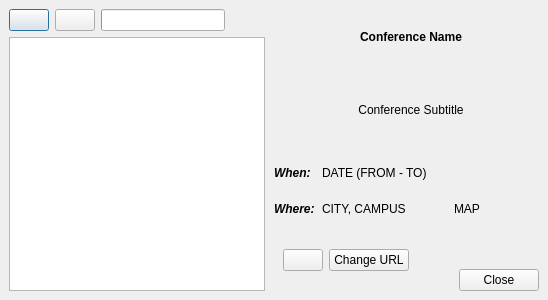
Above: src/gui/conferenceeditor.ui from edulix/confclerk before the change. Below: the same form after it.
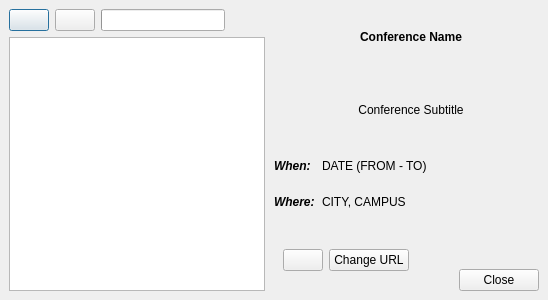
That is the form after the change. Icons and pictures are not drawn.

Commit message: Removed the ability to show "pictures" (maps) of rooms and maps of conferences. The XML file does not contain picture/map/image information of conferences or rooms. We left the room.picture definition in the database SQL because there is no "drop column" in sqlite.

Patch:
```diff
--- a/src/gui/conferenceeditor.ui
+++ b/src/gui/conferenceeditor.ui
@@ -216,20 +216,6 @@
              </widget>
             </item>
             <item row="1" column="3">
-             <widget class="QPushButton" name="showMapButton">
-              <property name="text">
-               <string>MAP</string>
-              </property>
-              <property name="icon">
-               <iconset resource="../icons.qrc">
-                <normaloff>:/icons/applications-internet.png</normaloff>:/icons/applications-internet.png</iconset>
-              </property>
-              <property name="flat">
-               <bool>true</bool>
-              </property>
-             </widget>
-            </item>
-            <item row="1" column="4">
              <spacer name="horizontalSpacer_4">
               <property name="orientation">
                <enum>Qt::Horizontal</enum>
```
The commit also changes 22 other files.
